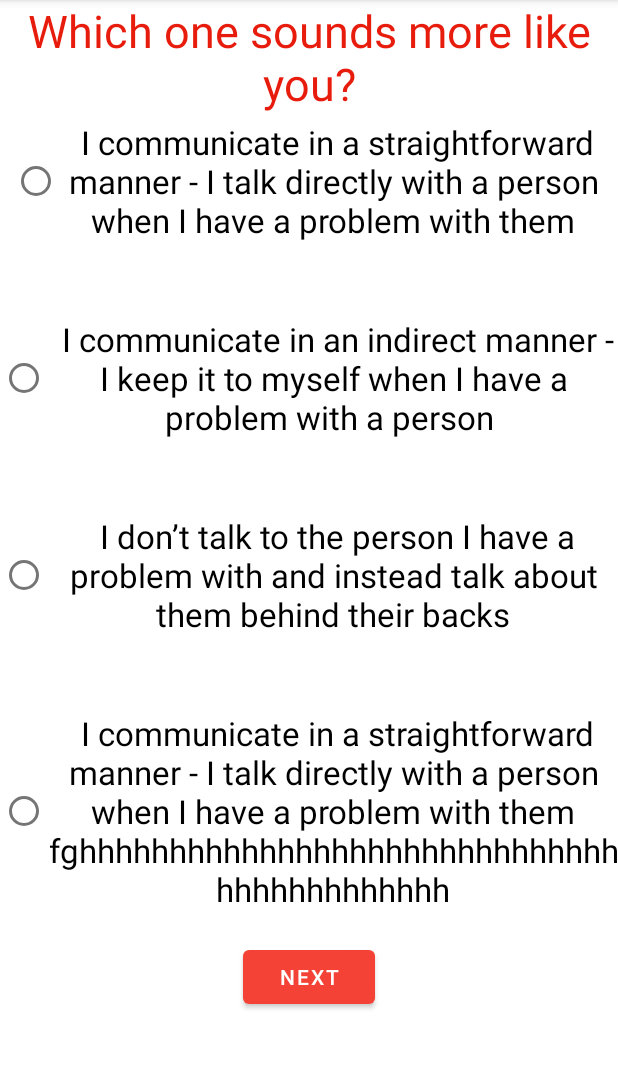
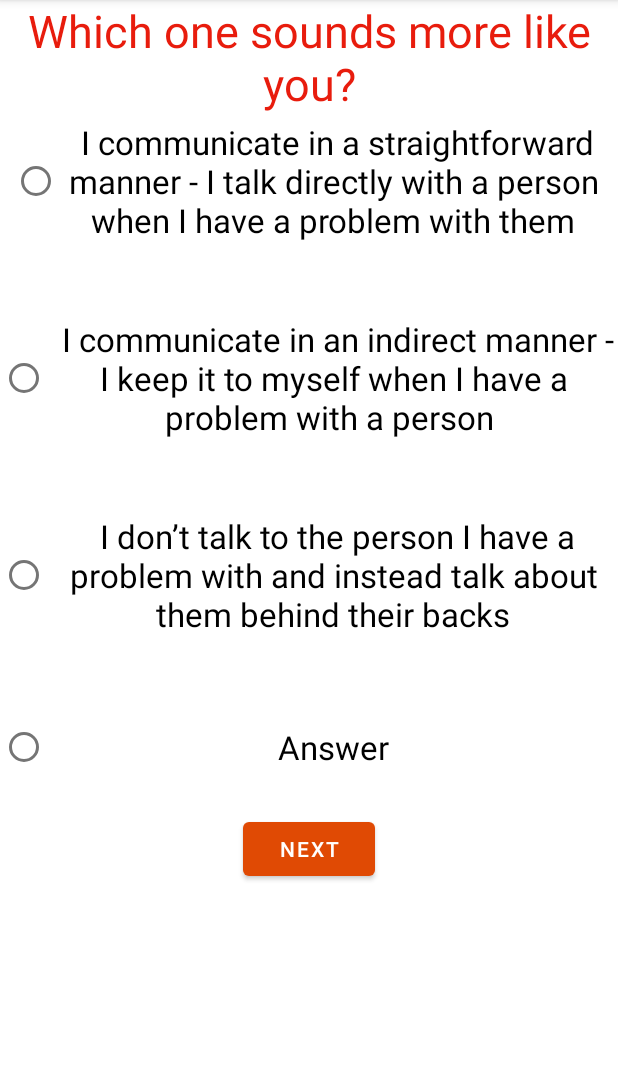
Before and after one commit to TeddyK333/PrattleBattleOfficial, an Android app: the screen it shows after launch (QuizActivity), on a phone screen of 412 x 824 dp, the part 84-1153 px from its top. Run offline under Robolectric (Android 15) with nearby library versions, the phone set to English and light mode, and no system bars.

Commit message:
Opraven class na quiz, snimka i constraint layout za popravka, nachin za svurzvane na layout s klas?

```diff
--- /dev/null
+++ b/app/src/main/java/com/example/prattlebattle/Lesson.java
@@ -0,0 +1,4 @@
+package com.example.prattlebattle;
+
+public class Lesson {
+}
--- a/app/src/main/java/com/example/prattlebattle/MainActivity.java
+++ b/app/src/main/java/com/example/prattlebattle/MainActivity.java
@@ -10,7 +10,6 @@ public class MainActivity extends AppCompatActivity {
     @Override
     protected void onCreate(Bundle savedInstanceState) {
         super.onCreate(savedInstanceState);
-        setContentView(R.layout.activity_main);
 
         Intent intent = new Intent(this, QuizActivity.class);
 //        EditText editText = (EditText) findViewById(R.id.editText);
--- a/app/src/main/java/com/example/prattlebattle/QuizActivity.java
+++ b/app/src/main/java/com/example/prattlebattle/QuizActivity.java
@@ -35,7 +35,6 @@ public class QuizActivity extends AppCompatActivity {
                 findViewById(R.id.radio_button_quiz_answer_1),
                 findViewById(R.id.radio_button_quiz_answer_2),
                 findViewById(R.id.radio_button_quiz_answer_3),
-                findViewById(R.id.radio_button_quiz_answer_4)
         };
 
         // Setting code
@@ -60,7 +59,6 @@ public class QuizActivity extends AppCompatActivity {
                         new Answer(1, " I communicate in a straightforward manner - I talk directly with a person when I have a problem with them", 2),
                         new Answer(2, " I communicate in an indirect manner - I keep it to myself when I have a problem with a person ", 1),
                         new Answer(3, " I don’t talk to the person I have a problem with and instead talk about them behind their backs",  0),
-                        new Answer(4, " I communicate in a straightforward manner - I talk directly with a person when I have a problem with them fghhhhhhhhhhhhhhhhhhhhhhhhhhhhhhhhhhhhhhhhhhh", 2),
 
                 }
         ));
@@ -123,7 +121,7 @@ public class QuizActivity extends AppCompatActivity {
                         new Answer(1, " I have a very expressive face - I wear my emotions on my sleeve", 1),
                         new Answer(2, " My facial expression never gives away what I am thinking or feeling ", 0),
                         new Answer(3, " I use some body language but I am sloppy with it - for example I have no idea what to do with my hands", 1),
-                        new Answer(3, " I show my emotions in proportional amounts", 2),
+                        new Answer(4, " I show my emotions in proportional amounts", 2),
 
                 }
         ));
@@ -132,7 +130,7 @@ public class QuizActivity extends AppCompatActivity {
                         new Answer(1, " I go into lengthy explanations", 1),
                         new Answer(2, " I get my point across briefly ", 1),
                         new Answer(3, " I never try to explain anything", 0),
-                        new Answer(3, " I can both speak at length and in short depending on the situation", 2),
+                        new Answer(4, " I can both speak at length and in short depending on the situation", 2),
 
                 }
         ));
@@ -141,7 +139,6 @@ public class QuizActivity extends AppCompatActivity {
                         new Answer(1, " People often misunderstand what I say", 1),
                         new Answer(2, " I have a hard time saying what I mean ", 0),
                         new Answer(3, " I don’t have problems with getting my ideas across", 2),
-                        new Answer(3, " I don’t have problems with getting my ideas across", 1),
 
                 }
         ));
--- a/app/src/main/res/layout/activity_quiz.xml
+++ b/app/src/main/res/layout/activity_quiz.xml
@@ -34,7 +34,9 @@
             android:id="@+id/RadioGroup"
             android:layout_width="match_parent"
             android:layout_height="match_parent"
-            tools:ignore="MissingConstraints">
+            tools:ignore="MissingConstraints"
+            tools:layout_editor_absoluteX="0dp"
+            tools:layout_editor_absoluteY="0dp">
 
             <RadioButton
                 android:id="@+id/radio_button_quiz_answer_1"
@@ -95,9 +97,9 @@
             android:id="@+id/Next"
             android:layout_width="wrap_content"
             android:layout_height="wrap_content"
+            android:layout_marginTop="20dp"
             android:text="@string/NextButton"
-            android:layout_marginTop="20dp"
-            app:backgroundTint="#F44336"
+            app:backgroundTint="@color/main"
             app:layout_constraintBottom_toBottomOf="parent"
             app:layout_constraintEnd_toEndOf="parent"
             app:layout_constraintHorizontal_bias="0.5"
--- a/app/src/main/res/values/colors.xml
+++ b/app/src/main/res/values/colors.xml
@@ -7,4 +7,5 @@
     <color name="teal_700">#FF018786</color>
     <color name="black">#FF000000</color>
     <color name="white">#FFFFFFFF</color>
+    <color name="main">#E04A04</color>
 </resources>
```
Also changed, not shown: app/src/main/res/layout/activity_lesson.xml (added, +28 -0 lines), app/src/main/res/drawable/SpeechBubble.png (added).
